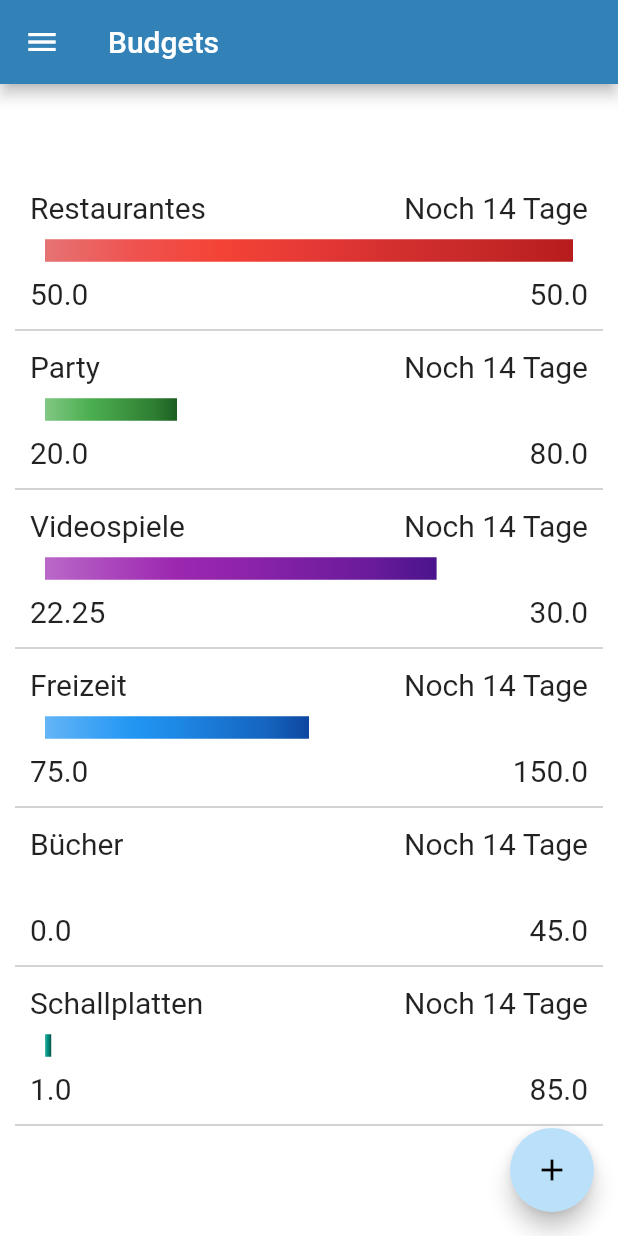
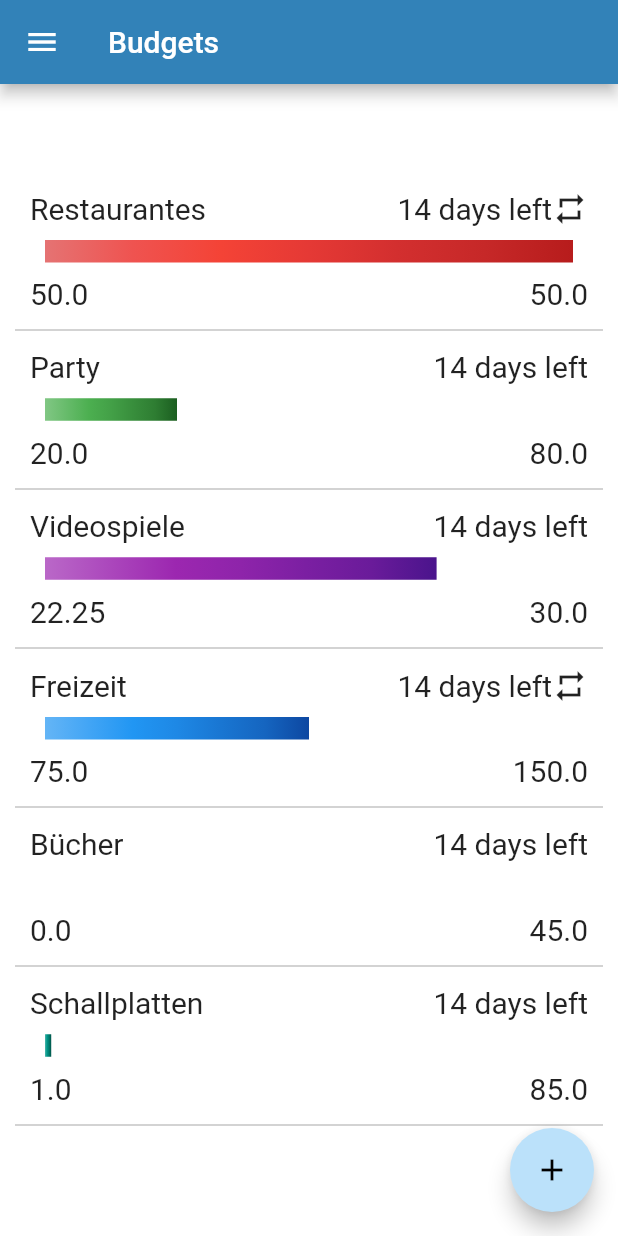
Before and after one commit to budgetiser/budgetiser, a Flutter app: the Budgets screen opened by its route, on a phone screen of 412 x 824 dp. Run offline on Flutter 3.47's test engine with Material 2 defaults, Android fonts, the light colour scheme and no system bars; drawn by our look-alikes of percent_indicator.

Commit message:
added recurring indicator in overview

```diff
--- a/budgetiser/lib/screens/budgets/budgetItem.dart
+++ b/budgetiser/lib/screens/budgets/budgetItem.dart
@@ -6,8 +6,9 @@ class BudgetItem extends StatelessWidget {
   final double currentValue;
   final double endValue;
   final MaterialColor color;
+  final bool isRecurring;
   const BudgetItem({
-    Key? key, required this.name, required this.currentValue, required this.endValue, required this.color,
+    Key? key, required this.name, required this.currentValue, required this.endValue, required this.color, required this.isRecurring,
   }) : super(key: key);
 
   @override
@@ -30,7 +31,7 @@ class BudgetItem extends StatelessWidget {
               children: [
                 Row(
                   mainAxisAlignment: MainAxisAlignment.spaceBetween,
-                  children: [Text(name), Text("Noch 14 Tage")],
+                  children: [Text(name), Row(children: [Text("14 days left"), if(isRecurring) Icon(Icons.repeat)],)]
                 ),
                 Row(
                   children: [
@@ -67,9 +68,6 @@ class BudgetItem extends StatelessWidget {
 
   List<Color> createGradient(MaterialColor baseColor){
     List<Color> gradient = [];
-    //gradient.add(baseColor.shade50);
-    //gradient.add(baseColor.shade100);
-    //gradient.add(baseColor.shade200);
     gradient.add(baseColor.shade300);
     gradient.add(baseColor.shade400);
     gradient.add(baseColor.shade500);
--- a/budgetiser/lib/screens/budgets/budgets.dart
+++ b/budgetiser/lib/screens/budgets/budgets.dart
@@ -27,36 +27,42 @@ class Budgets extends StatelessWidget {
                 currentValue: 50,
                 endValue: 50,
                 color: Colors.red,
+                isRecurring: true,
               ),
               BudgetItem(
                 name: "Party",
                 currentValue: 20,
                 endValue: 80,
                 color: Colors.green,
+                isRecurring: false,
               ),
               BudgetItem(
                 name: "Videospiele",
                 currentValue: 22.25,
                 endValue: 30,
                 color: Colors.purple,
+                isRecurring: false,
               ),
               BudgetItem(
                 name: "Freizeit",
                 currentValue: 75,
                 endValue: 150,
                 color: Colors.blue,
+                isRecurring: true,
               ),
               BudgetItem(
                 name: "Bücher",
                 currentValue: 0,
                 endValue: 45,
                 color: Colors.yellow,
+                isRecurring: false,
               ),
               BudgetItem(
                 name: "Schallplatten",
                 currentValue: 1,
                 endValue: 85,
                 color: Colors.teal,
+                isRecurring: false,
               ),
             ],
           ),
```
